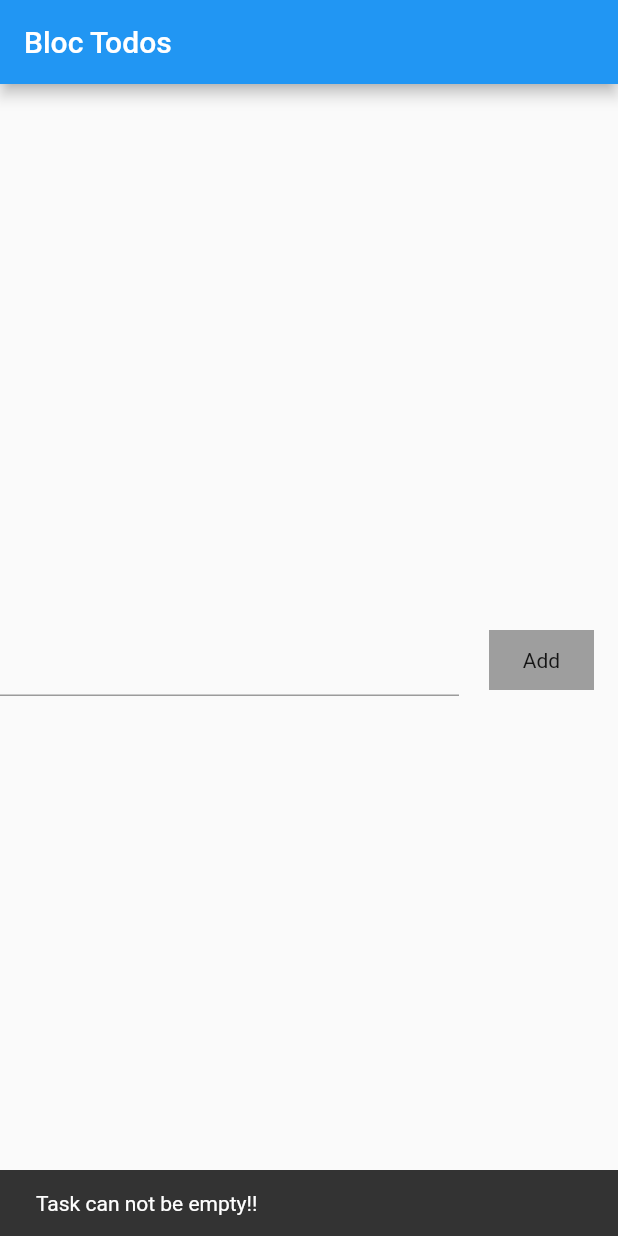
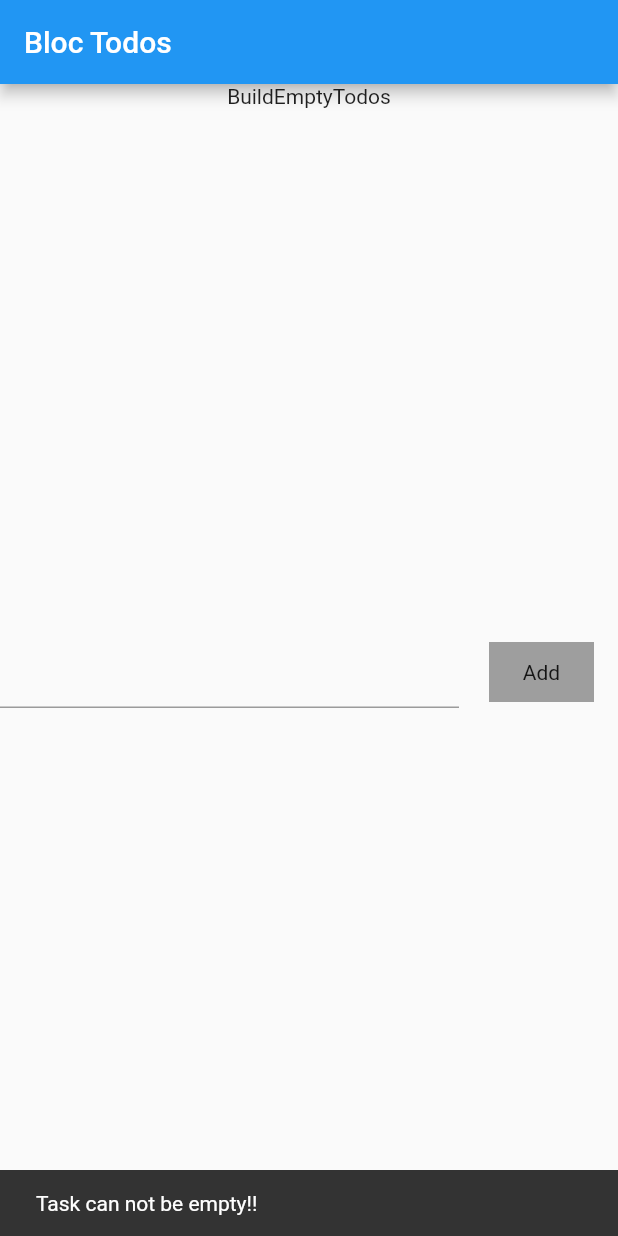
Before and after one commit to Collins-01/Block_Todos, a Flutter app: the CreateTodosView screen opened directly, after a tap on "Add", on a phone screen of 412 x 824 dp. Run offline on Flutter 3.47's test engine with Material 2 defaults, Android fonts, the phone set to English and light mode, and no system bars; our stand-ins replace bloc, equatable, flutter_bloc, flutter_riverpod, freezed_annotation, rxdart; missing offline and left inert: simple_logger, web3dart; project files that could hold a hidden picture were left out.

Commit message:
Resolved Initstate bugs

```diff
--- a/lib/presentation/create_todos/blocs/create_todo_bloc.dart
+++ b/lib/presentation/create_todos/blocs/create_todo_bloc.dart
@@ -3,6 +3,7 @@ import 'package:block_todos/core/data_layer/todos_repository_impl.dart';
 import 'package:block_todos/core/models/task_model.dart';
 import 'package:block_todos/presentation/create_todos/blocs/create_todo_events.dart';
 import 'package:block_todos/presentation/create_todos/blocs/create_todo_state.dart';
+import 'package:block_todos/utils/app_logger.dart';
 
 class CreateTodosBloc extends Bloc<CreateTodoEvent, CreateTodoState> {
   final TodosRepositoryImple _todosRepositoryImple;
@@ -56,12 +57,19 @@ class CreateTodosBloc extends Bloc<CreateTodoEvent, CreateTodoState> {
     try {
       emit(state.copyWith(status: TodoStatus.loading));
       //Call Get all Tasks
-      await _todosRepositoryImple.getAllTasks();
+      await _todosRepositoryImple.getAllTasks().then((value) {
+        _todosRepositoryImple.streamTodoList.listen((event) {
+          AppLogger.log(event);
+        });
+      });
+
       await emit.forEach<List<Task>>(
         _todosRepositoryImple.streamTodoList,
         onData: (tasks) => state.copyWith(
           status: TodoStatus.success,
-          taskList: () => tasks,
+          taskList: () {
+            return tasks;
+          },
         ),
         onError: (e, r) => emit(
           state.copyWith(
--- a/lib/presentation/create_todos/components/build_empty_todos.dart
+++ b/lib/presentation/create_todos/components/build_empty_todos.dart
@@ -5,6 +5,8 @@ class BuildEmptyTodos extends StatelessWidget {
 
   @override
   Widget build(BuildContext context) {
-    return Container();
+    return const Center(
+      child: Text("BuildEmptyTodos"),
+    );
   }
 }
--- a/lib/presentation/create_todos/components/build_error_loading_todos.dart
+++ b/lib/presentation/create_todos/components/build_error_loading_todos.dart
@@ -8,6 +8,8 @@ class BuildErrorLoadingTodos extends StatelessWidget {
 
   @override
   Widget build(BuildContext context) {
-    return Container();
+    return const Center(
+      child: Text("BuildErrorLoadingTodos"),
+    );
   }
 }
--- a/lib/presentation/create_todos/components/build_loading_todos.dart
+++ b/lib/presentation/create_todos/components/build_loading_todos.dart
@@ -5,6 +5,8 @@ class BuildLoadingTodos extends StatelessWidget {
 
   @override
   Widget build(BuildContext context) {
-    return Container();
+    return const Center(
+      child: Text("BuildLoadingTodos"),
+    );
   }
 }
--- a/lib/presentation/create_todos/create_todos_view.dart
+++ b/lib/presentation/create_todos/create_todos_view.dart
@@ -1,6 +1,8 @@
+import 'package:block_todos/app.dart';
 import 'package:block_todos/presentation/create_todos/blocs/create_todo_bloc.dart';
 import 'package:block_todos/presentation/create_todos/blocs/create_todo_events.dart';
 import 'package:block_todos/presentation/create_todos/blocs/create_todo_state.dart';
+import 'package:block_todos/utils/app_logger.dart';
 
 import 'package:flutter/material.dart';
 import 'package:flutter_bloc/flutter_bloc.dart';
@@ -19,19 +21,32 @@ class CreateTodoPage extends StatelessWidget {
         context,
       ) =>
           CreateTodosBloc(
-        todosRepositoryImple: context.read<TodosRepositoryImple>(),
-      )..add(const FetchAllTaskEvent()),
-      child: CreateTodosView(),
+        todosRepositoryImple: TodosRepositoryImple(),
+      ),
+      child: const CreateTodosView(),
     );
   }
 }
 
-class CreateTodosView extends ConsumerWidget {
-  CreateTodosView({Key? key}) : super(key: key);
-  final taskController = TextEditingController();
+class CreateTodosView extends StatefulWidget {
+  const CreateTodosView({Key? key}) : super(key: key);
 
   @override
-  Widget build(BuildContext context, ref) {
+  State<CreateTodosView> createState() => _CreateTodosViewState();
+}
+
+class _CreateTodosViewState extends State<CreateTodosView> {
+  final taskController = TextEditingController();
+  @override
+  void initState() {
+    super.initState();
+    final _createTodosBloc =
+        CreateTodosBloc(todosRepositoryImple: TodosRepositoryImple());
+    _createTodosBloc.add(const FetchAllTaskEvent());
+  }
+
+  @override
+  Widget build(BuildContext context) {
     return Scaffold(
       appBar: AppBar(
         title: const Text("Bloc Todos"),
@@ -83,9 +98,11 @@ class CreateTodosView extends ConsumerWidget {
                 }
                 return const BuildEmptyTodos();
               }
+
               return const BuildEmptyTodos();
             }),
             Expanded(
+              flex: 1,
               child: Row(
                 children: [
                   Expanded(
@@ -106,21 +123,12 @@ class CreateTodosView extends ConsumerWidget {
                     padding: const EdgeInsets.only(right: 16),
                     child: InkWell(
                       onTap: () {
-                        // model.createTask();
                         if (taskController.text.isNotEmpty) {
                           context.read<CreateTodosBloc>().add(
                                 CreateTaskTodoEvent(taskController.text),
                               );
                         }
-                        if (taskController.text.length < 5) {
-                          ScaffoldMessenger.of(context)
-                            ..hideCurrentSnackBar()
-                            ..showSnackBar(
-                              const SnackBar(
-                                content: Text("Task should be 5+ chars!"),
-                              ),
-                            );
-                        }
+
                         ScaffoldMessenger.of(context)
                           ..hideCurrentSnackBar()
                           ..showSnackBar(
--- a/lib/presentation/splash/bloc/splash_screen_bloc.dart
+++ b/lib/presentation/splash/bloc/splash_screen_bloc.dart
@@ -2,6 +2,7 @@ import 'package:bloc/bloc.dart';
 import 'package:block_todos/core/data_layer/todos_repository_impl.dart';
 import 'package:block_todos/presentation/splash/bloc/bloc.dart';
 import 'package:block_todos/presentation/splash/bloc/splash_screen_events.dart';
+import 'package:block_todos/utils/app_logger.dart';
 
 class SplashScreenBloc extends Bloc<SplashScreenEvents, SplashScreenState> {
   final TodosRepositoryImple _todosRepositoryImple;
@@ -18,7 +19,9 @@ class SplashScreenBloc extends Bloc<SplashScreenEvents, SplashScreenState> {
       emit(
         state.copyWith(status: SplashScreenStatus.isLoading),
       );
-      await _todosRepositoryImple.initiateSetUp();
+      await _todosRepositoryImple
+          .initiateSetUp()
+          .then((value) => AppLogger.log(state.status));
       state.copyWith(status: SplashScreenStatus.isSuccess);
     } catch (e) {
       print("Errror ::: $e");
--- /dev/null
+++ b/lib/utils/app_logger.dart
@@ -0,0 +1,13 @@
+import 'package:simple_logger/simple_logger.dart';
+
+class AppLogger {
+  static final _logger = SimpleLogger();
+  static log(dynamic message) {
+    _logger.setLevel(
+      Level.FINEST,
+      stackTraceLevel: Level.INFO,
+      includeCallerInfo: true,
+    );
+    _logger.info(message);
+  }
+}
--- a/pubspec.yaml
+++ b/pubspec.yaml
@@ -42,6 +42,7 @@ dependencies:
   equatable: ^2.0.3
   flutter_bloc: ^8.0.1
   bloc: ^8.0.3
+  simple_logger: ^1.9.0
 
 dev_dependencies:
   flutter_test:
```
Also changed, not shown: lib/core/data_layer/todos_repository_impl.dart (+3 -4 lines), lib/presentation/splash/bloc/splash_screen_state.dart (+4 -4 lines), lib/presentation/splash/splash_screen_view.dart (+35 -4 lines), pubspec.lock.
